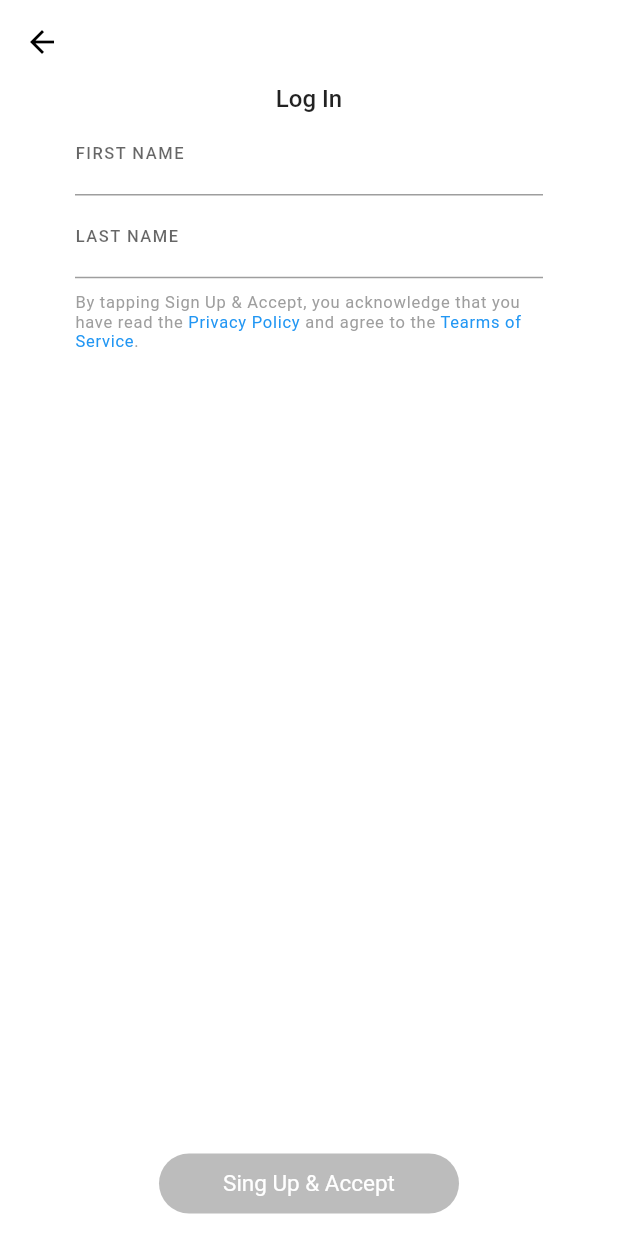
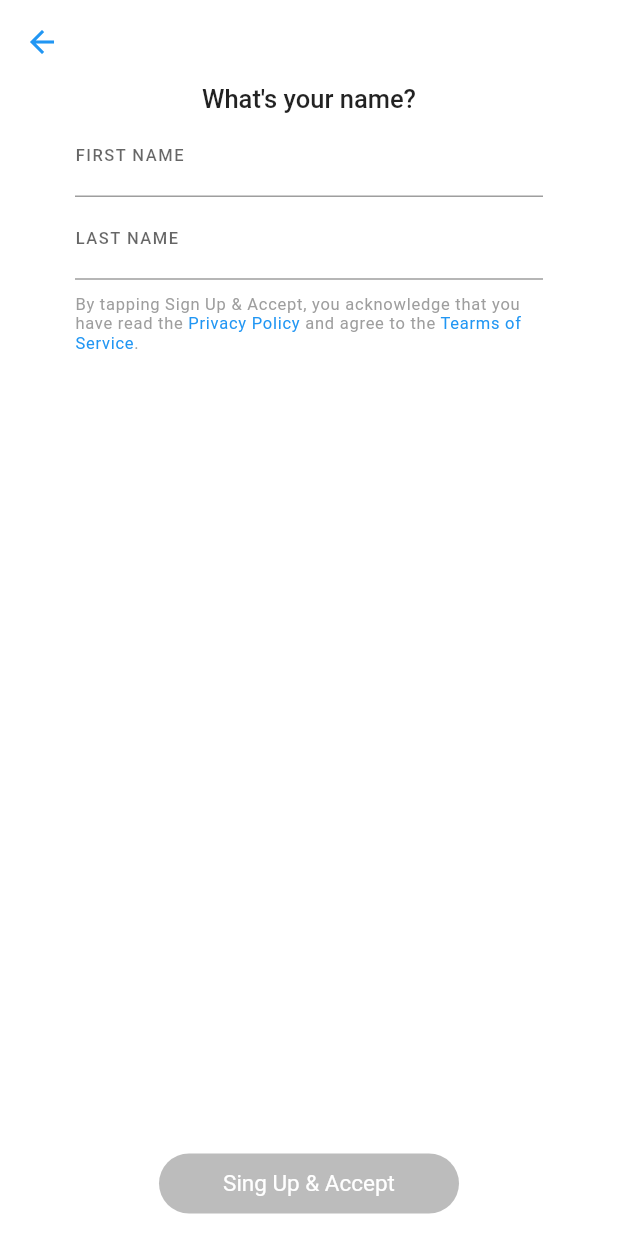
Before and after one commit to QristineVanesyan/snapchat_practice, a Flutter app: the screen it shows after launch, after a tap on "SIGN UP", on a phone screen of 412 x 824 dp. Run offline on Flutter 3.47's test engine with Material 2 defaults, Android fonts, the phone set to English and light mode, and no system bars.

Commit message:
all pages UI

```diff
--- a/snapchat_proj/lib/main.dart
+++ b/snapchat_proj/lib/main.dart
@@ -2,7 +2,6 @@ import 'dart:ui';
 
 import 'package:flutter/material.dart';
 import 'package:snapchat_proj/pages/log-in.dart';
-
 import 'package:snapchat_proj/pages/sign-up.dart';
 import 'package:snapchat_proj/widgets/button.dart';
 
@@ -30,32 +29,39 @@ class MyHomePage extends StatelessWidget {
   @override
   Widget build(BuildContext context) {
     return Scaffold(
-      body: SizedBox.expand(
-        //or height: double.infinity
-        child: Container(
+      body: Container(
         height: double.infinity,
-          decoration: BoxDecoration(
-            color: Colors.yellow,
-            image: const DecorationImage(
-              image: AssetImage('assets/images/bg-img.jpg'),
-              fit: BoxFit.cover,
+        color: Color(0xFFFFFC00),
+        child: Column(
+          mainAxisAlignment: MainAxisAlignment.spaceBetween,
+          children: [
+            Container(
+              padding: const EdgeInsets.only(top: 120),
+              child: Image.asset(
+                'assets/images/logo.png',
+                width: 120,
+                height: 120,
               ),
             ),
-          child: Column(
-            mainAxisAlignment: MainAxisAlignment.end,
+            Column(
               children: [
                 Button(
                   title: 'log in',
                   color: const Color(0xFFd83c3c),
-                toPage: () => LogIN(),
+                  onTapToButton: () {
+                    Navigator.push(context,
+                        MaterialPageRoute(builder: (context) => LogIN()));
+                  },
                 ),
                 Button(
                   title: 'sign up',
                   color: const Color(0xFF03a9f4),
-                toPage: () => SignUp(),
+                  onTapToButton: () => Navigator.push(context,
+                      MaterialPageRoute(builder: (context) => SignUp())),
                 ),
               ],
-          ),
+            )
+          ],
         ),
       ),
     );
--- a/snapchat_proj/lib/pages/sign-up.dart
+++ b/snapchat_proj/lib/pages/sign-up.dart
@@ -1,7 +1,7 @@
 import 'package:flutter/gestures.dart';
 import 'package:flutter/material.dart';
+import 'package:snapchat_proj/pages/birthday.dart';
 import 'package:snapchat_proj/widgets/customTextField.dart';
-import 'package:snapchat_proj/widgets/link.dart';
 import 'package:snapchat_proj/widgets/roundedButton.dart';
 
 // you can create one page For Sign up and login and call it with other params
@@ -14,29 +14,26 @@ class SignUp extends StatefulWidget {
 }
 
 class _SignUpState extends State<SignUp> {
-  bool _isValidForUsername = false;
-  bool _isValidForPassword = false;
   bool _isValid = false;
-
-  void _toggle1() {
-    setState(() {
-      _isValidForUsername = (widget._controller1.text.isEmpty) ? false : true;
-      _isValid = (_isValidForPassword && _isValidForUsername);
-    });
-  }
-
-  void _toggle2() {
-    setState(() {
-      _isValidForPassword = (widget._controller2.text.isEmpty) ? false : true;
-      _isValid = (_isValidForPassword && _isValidForUsername) ? true : false;
-      print(_isValidForPassword);
-    });
-  }
+  final _formKey = GlobalKey<FormState>();
+  String error = "";
+  String username = "";
+  String password = "";
+  String email = "";
+  // void _toggle() {
+  //   setState(() {
+  //     _isValid = (widget._controller1.text.isNotEmpty ||
+  //         widget._controller2.text.isNotEmpty);
+  //   });
+  // }
 
   @override
   Widget build(BuildContext context) {
     return Scaffold(
       appBar: AppBar(
+        iconTheme: IconThemeData(
+          color: Colors.blue,
+        ),
         backgroundColor: Colors.white,
         elevation: 0,
       ),
@@ -48,18 +45,37 @@ class _SignUpState extends State<SignUp> {
               Column(
                 children: [
                   Text(
-                    'Log In',
-                    style: TextStyle(fontSize: 16, fontWeight: FontWeight.w500),
+                    'What\'s your name?',
+                    style: TextStyle(fontSize: 17, fontWeight: FontWeight.w500),
                   ),
+                  Form(
+                    key: _formKey,
+                    child: Column(
+                      children: [
                         CustomTextField(
                           labelName: 'first name'.toUpperCase(),
-                    onTextFieldChange: () => {_toggle1()},
                           customTextFieldController: widget._controller1,
+                          validator: (val) => val.length > 2
+                              ? "Minimum 2 characters are needed"
+                              : null,
+                          onTextFieldChange: (val) {
+                            setState(() {
+                              _isValid = (widget._controller1.text.isNotEmpty ||
+                                  widget._controller2.text.isNotEmpty);
+                              return username = val;
+                            });
+                          },
                         ),
                         CustomTextField(
                           labelName: 'last name'.toUpperCase(),
-                    onTextFieldChange: () => {_toggle2()},
+                          onTextFieldChange: () => {
+                            _isValid = (widget._controller1.text.isNotEmpty ||
+                                widget._controller2.text.isNotEmpty)
+                          },
                           customTextFieldController: widget._controller2,
+                        ),
+                      ],
+                    ),
                   ),
                   Container(
                     padding: const EdgeInsets.fromLTRB(50, 10, 50, 0),
@@ -84,9 +100,7 @@ class _SignUpState extends State<SignUp> {
                                   }),
                             TextSpan(
                               text: ' and agree to the ',
-                                style: TextStyle(
-                                  color: Colors.grey,
-                                )),
+                            ),
                             TextSpan(
                                 text: 'Tearms of Service',
                                 style: TextStyle(
@@ -97,13 +111,9 @@ class _SignUpState extends State<SignUp> {
                                     // open desired screen
                                   }),
                             TextSpan(
-                                //ask for one point i neet create new TextSpan????????????
+                              //ASK for one point i neet create new TextSpan????????????
                               text: '.',
-                                style: TextStyle(
-                                  color: Colors.grey,
-                                  // fontSize: fontSizeForMessage,
-                                  // fontWeight: FontWeight.bold
-                                ))
+                            )
                           ],
                         ),
                       ),
@@ -115,6 +125,10 @@ class _SignUpState extends State<SignUp> {
                 padding: const EdgeInsets.only(bottom: 15),
                 child: RoundedButton(
                   title: 'Sing Up & Accept',
+                  onButtonClick: () => {
+                    Navigator.push(context,
+                        MaterialPageRoute(builder: (context) => Birthday()))
+                  },
                   color: (_isValid)
                       ? const Color(0xFF02a9f4)
                       : const Color(0xFFbcbcbc),
--- a/snapchat_proj/lib/widgets/button.dart
+++ b/snapchat_proj/lib/widgets/button.dart
@@ -3,20 +3,17 @@ import 'package:flutter/material.dart';
 class Button extends StatelessWidget {
   final Color color;
   final String title;
-  final Function toPage;
-  Button({this.color, this.title, this.toPage});
+  final Function onTapToButton;
+  Button({this.color, this.title, this.onTapToButton});
 
   @override
   Widget build(BuildContext context) {
     return GestureDetector(
-      onTap: () {
-        Navigator.push(
-            context, MaterialPageRoute(builder: (context) => toPage()));
-      },
+      onTap: onTapToButton,
       child: Container(
           alignment: Alignment.center, //centered vertically child
           width: double.infinity,
-          height: 50,
+          height: 80,
           decoration: BoxDecoration(
             color: color,
           ),
--- a/snapchat_proj/lib/widgets/customTextField.dart
+++ b/snapchat_proj/lib/widgets/customTextField.dart
@@ -3,8 +3,12 @@ import 'package:flutter/material.dart';
 class CustomTextField extends StatefulWidget {
   final String labelName;
   final Icon icon;
+  final Function onTextFieldChange;
+  final Function onTextFieldTap;
+  final Function validator;
+  final TextInputType txtType;
   bool hideInputedText;
-  final Function onTextFieldChange;
+
   TextEditingController customTextFieldController;
 
   CustomTextField(
@@ -13,6 +17,9 @@ class CustomTextField extends StatefulWidget {
       this.icon,
       this.hideInputedText = false,
       this.onTextFieldChange,
+      this.onTextFieldTap,
+      this.validator,
+      this.txtType,
       this.customTextFieldController})
       : super(key: key);
   @override
@@ -27,7 +34,9 @@ class _State extends State<CustomTextField> {
   Widget build(BuildContext context) {
     return Container(
       padding: const EdgeInsets.symmetric(horizontal: 50),
-      child: TextField(
+      child: TextFormField(
+        validator: widget.validator,
+        keyboardType: widget.txtType,
         obscureText: (widget.hideInputedText) ? _isVisible : false,
         controller: widget.customTextFieldController,
         decoration: InputDecoration(
@@ -44,6 +53,7 @@ class _State extends State<CustomTextField> {
               : null,
         ),
         onChanged: (text) => widget.onTextFieldChange(),
+        onTap: () => widget.onTextFieldTap(),
       ),
     );
   }
@@ -57,7 +67,6 @@ class _State extends State<CustomTextField> {
   void _togglePasswordView() {
     setState(() {
       _isVisible = !_isVisible;
-      // _hideInputedText = !_hideInputedText;
     });
   }
 }
--- a/snapchat_proj/lib/widgets/link.dart
+++ b/snapchat_proj/lib/widgets/link.dart
@@ -1,4 +1,5 @@
 import 'package:flutter/material.dart';
+import 'package:snapchat_proj/pages/forgotPassword.dart';
 
 class Link extends StatelessWidget {
   final String title;
@@ -13,7 +14,8 @@ class Link extends StatelessWidget {
               fontWeight: FontWeight.w500,
             )),
         onTap: () {
-          print("YooHoo");
+          Navigator.push(context,
+              MaterialPageRoute(builder: (context) => ForgotPasswordScreen()));
         });
   }
 }
--- a/snapchat_proj/lib/widgets/roundedButton.dart
+++ b/snapchat_proj/lib/widgets/roundedButton.dart
@@ -3,13 +3,15 @@ import 'package:flutter/material.dart';
 class RoundedButton extends StatelessWidget {
   final String title;
   final Color color;
+  final Function onButtonClick;
+
   bool isActive = false;
-  RoundedButton({this.title, this.isActive, this.color});
+  RoundedButton({this.title, this.isActive, this.color, this.onButtonClick});
 
   @override
   Widget build(BuildContext context) {
     return GestureDetector(
-      onTap: null,
+      onTap: () => {onButtonClick()},
       child: Container(
           alignment: Alignment.center, //centered vertically child
           height: 40,
--- a/snapchat_proj/pubspec.yaml
+++ b/snapchat_proj/pubspec.yaml
@@ -23,6 +23,9 @@ environment:
 dependencies:
   flutter:
     sdk: flutter
+  intl:
+  jiffy:
+
 
 
   # The following adds the Cupertino Icons font to your application.
```
Also changed, not shown: snapchat_proj/lib/pages/birthday.dart (+83 -0 lines), snapchat_proj/lib/pages/forgotPassword.dart (added, +81 -0 lines), snapchat_proj/lib/pages/log-in.dart (+67 -18 lines), snapchat_proj/lib/pages/password.dart (+24 -2 lines), snapchat_proj/lib/pages/userName.dart (+24 -2 lines), snapchat_proj/assets/images/bg-img.jpg (deleted), snapchat_proj/assets/images/logo.png (added), snapchat_proj/lib/pages/email.dart (deleted), snapchat_proj/pubspec.lock. Lines whose indentation alone changed are shown as unchanged.
